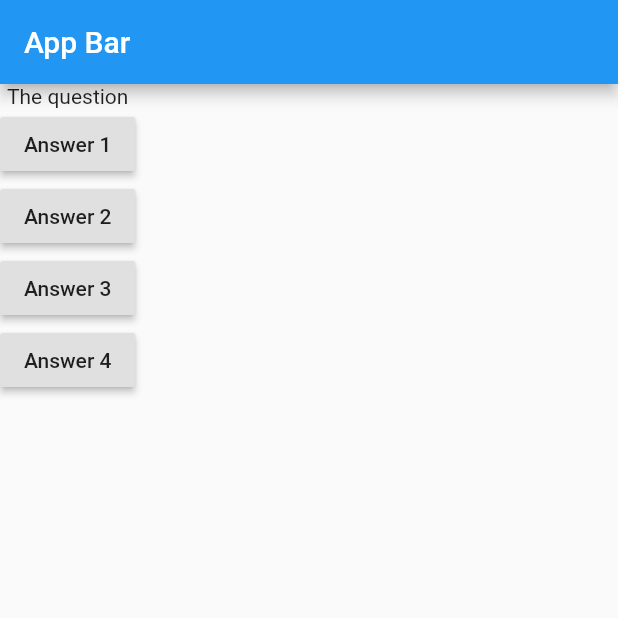
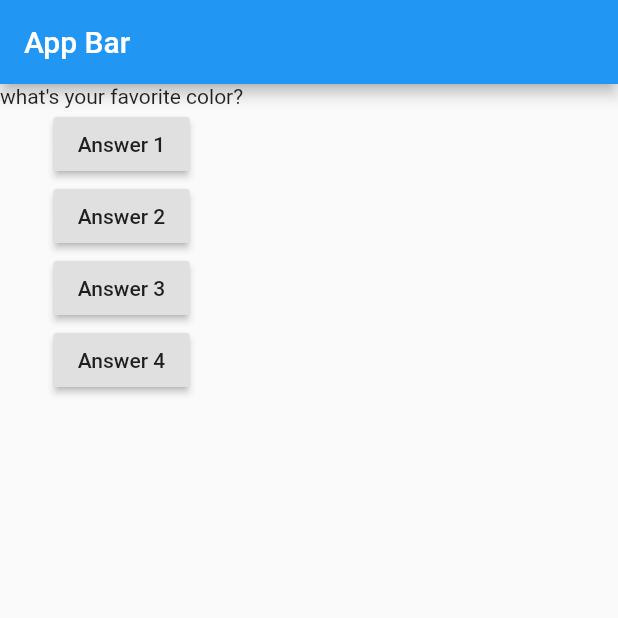
Before and after one commit to Karibayasmin/flutter_learning_progress_from_course, a Flutter app: the screen it shows after launch, after a tap on "Answer 1", on a phone screen of 412 x 824 dp, the top half of it. Run offline on Flutter 3.47's test engine with Material 2 defaults, Android fonts, the phone set to English and light mode, and no system bars.

Commit message:
Till 34 Video Completed

```diff
--- a/lib/main.dart
+++ b/lib/main.dart
@@ -4,12 +4,22 @@ void main() => runApp(MyApp(),);
 
 class MyApp extends StatelessWidget{
 
+  var questionIndex = 0;
+
+
   answerquestion(){
-    print("This answer chosen.");
+      print("This answer chosen.");
+      questionIndex = questionIndex + 1;
+
+
   }
 
   @override
   Widget build(BuildContext context){
+
+    var questions = ['what\'s your favorite color?',
+      'what\'s your favorite animal?'];
+
      return MaterialApp(home:
      Scaffold(
        appBar: AppBar(
@@ -17,7 +27,10 @@ class MyApp extends StatelessWidget{
        ),
        body: Column(
          children: [
-           Text('The question'),
+           Text(
+             //questions[0],
+               questions[questionIndex],
+           ),
 
            RaisedButton(
              child: Text('Answer 1'),
```
